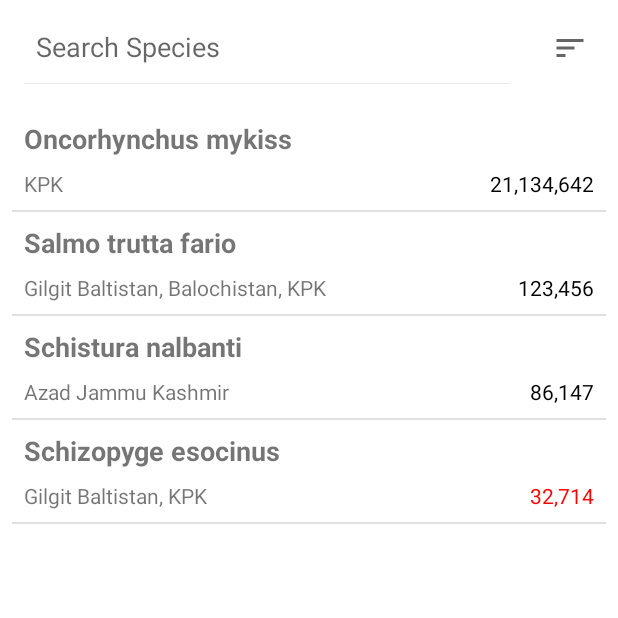
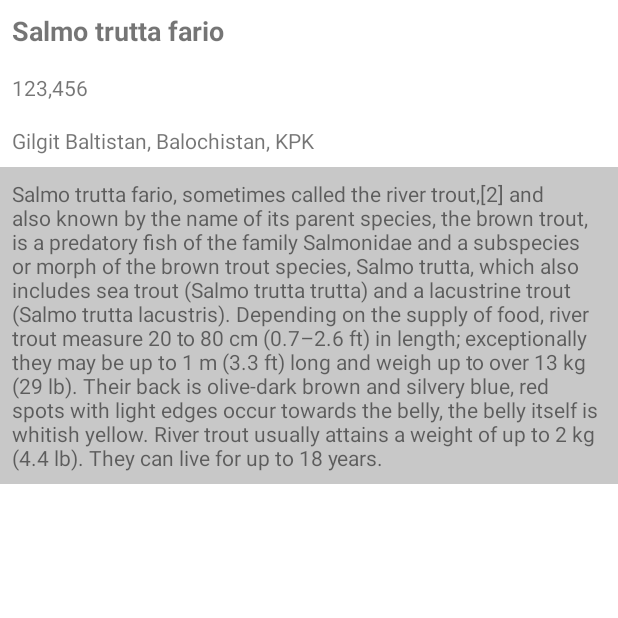
Before and after one commit to mshahidshakeel/LifeBelowWater, an Android app: the screen it shows after launch (MainActivity before the commit, SpecieActivity after it), after a tap on "Salmo trutta fario", on a phone screen of 412 x 824 dp, the top half of it. Run offline under Robolectric (Android 15) with nearby library versions, the phone set to English and light mode, and no system bars; 2 other taps on this screen came first.

Commit message:
Add Specie Profile

```diff
--- a/app/build.gradle
+++ b/app/build.gradle
@@ -33,6 +33,9 @@ dependencies {
     implementation 'androidx.appcompat:appcompat:1.2.0'
     implementation 'com.google.android.material:material:1.2.1'
     implementation 'androidx.constraintlayout:constraintlayout:2.0.4'
+
+    implementation 'com.google.code.gson:gson:2.8.6'
+
     testImplementation 'junit:junit:4.+'
     androidTestImplementation 'androidx.test.ext:junit:1.1.2'
     androidTestImplementation 'androidx.test.espresso:espresso-core:3.3.0'
--- a/app/src/main/AndroidManifest.xml
+++ b/app/src/main/AndroidManifest.xml
@@ -9,6 +9,7 @@
         android:roundIcon="@mipmap/ic_launcher_round"
         android:supportsRtl="true"
         android:theme="@style/Theme.LifeBelowWater">
+        <activity android:name=".SpecieActivity"></activity>
         <activity android:name=".MainActivity">
             <intent-filter>
                 <action android:name="android.intent.action.MAIN" />
--- a/app/src/main/java/com/shahidshakeel/lifebelowwater/MainActivity.java
+++ b/app/src/main/java/com/shahidshakeel/lifebelowwater/MainActivity.java
@@ -8,6 +8,7 @@ import androidx.recyclerview.widget.LinearLayoutManager;
 import androidx.recyclerview.widget.RecyclerView;
 
 import android.annotation.SuppressLint;
+import android.content.Intent;
 import android.os.Bundle;
 import android.view.MotionEvent;
 import android.view.View;
@@ -16,6 +17,7 @@ import android.widget.GridLayout;
 import android.widget.ImageButton;
 import android.widget.Toast;
 
+import com.google.gson.Gson;
 import com.shahidshakeel.lifebelowwater.model.Specie;
 import com.shahidshakeel.lifebelowwater.utils.recyclerview.species.OnSpecieClickListener;
 import com.shahidshakeel.lifebelowwater.utils.recyclerview.species.SpeciesAdapter;
@@ -70,10 +72,15 @@ public class MainActivity extends AppCompatActivity implements OnSpecieClickList
     salmoLocations.add("Balochistan");
     salmoLocations.add("KPK");
     species.add(new Specie("Salmo trutta fario", "N/D", salmoLocations, 123456));
+    species.get(0).setDescription(
+      "Salmo trutta fario, sometimes called the river trout,[2] and also known by the name of its parent species, the brown trout, is a predatory fish of the family Salmonidae and a subspecies or morph of the brown trout species, Salmo trutta, which also includes sea trout (Salmo trutta trutta) and a lacustrine trout (Salmo trutta lacustris). Depending on the supply of food, river trout measure 20 to 80 cm (0.7–2.6 ft) in length; exceptionally they may be up to 1 m (3.3 ft) long and weigh up to over 13 kg (29 lb). Their back is olive-dark brown and silvery blue, red spots with light edges occur towards the belly, the belly itself is whitish yellow. River trout usually attains a weight of up to 2 kg (4.4 lb). They can live for up to 18 years.");
 
     ArrayList<String> mykissLocations = new ArrayList<>();
     mykissLocations.add("KPK");
     species.add(new Specie("Oncorhynchus mykiss", "N/D", mykissLocations, 21134642));
+    species.get(1).setDescription(
+      "The rainbow trout (Oncorhynchus mykiss) is a trout and species of salmonid native to cold-water tributaries of the Pacific Ocean in Asia and North America. The steelhead (sometimes called \"steelhead trout\") is an anadromous (sea-run) form of the coastal rainbow trout (O. m. irideus) or Columbia River redband trout (O. m. gairdneri) that usually returns to fresh water to spawn after living two to three years in the ocean. Freshwater forms that have been introduced into the Great Lakes and migrate into tributaries to spawn are also called steelhead."
+    );
 
     ArrayList<String> schisturaLocations = new ArrayList<>();
     schisturaLocations.add("Azad Jammu Kashmir");
@@ -89,6 +96,8 @@ public class MainActivity extends AppCompatActivity implements OnSpecieClickList
   @SuppressLint("DefaultLocale")
   @Override
   public void onSpecieClick(int position) {
-    Toast.makeText(this, String.format("position: %d, size: %d", position, species.size()), Toast.LENGTH_SHORT).show();
+    Gson gson = new Gson();
+    String specieJson = gson.toJson(species.get(position));
+    startActivity(new Intent(this, SpecieActivity.class).putExtra("SPECIE_JSON", specieJson));
   }
 }
--- /dev/null
+++ b/app/src/main/java/com/shahidshakeel/lifebelowwater/SpecieActivity.java
@@ -0,0 +1,51 @@
+package com.shahidshakeel.lifebelowwater;
+
+import androidx.appcompat.app.AppCompatActivity;
+
+import android.os.Bundle;
+import android.widget.TextView;
+import android.widget.Toast;
+
+import com.google.gson.Gson;
+import com.shahidshakeel.lifebelowwater.model.Specie;
+
+import java.text.NumberFormat;
+import java.util.ArrayList;
+
+public class SpecieActivity extends AppCompatActivity {
+
+  @Override
+  protected void onCreate(Bundle savedInstanceState) {
+    super.onCreate(savedInstanceState);
+    setContentView(R.layout.activity_specie);
+
+    String specieJson = getIntent().getStringExtra("SPECIE_JSON");
+
+    if (specieJson == null || specieJson.isEmpty()) {
+      Toast.makeText(this, "Data Error", Toast.LENGTH_SHORT).show();
+      finish();
+    }
+
+    Gson gson = new Gson();
+    Specie specie = gson.fromJson(specieJson, Specie.class);
+
+    TextView tvSpecieName = findViewById(R.id.tvSpecieName);
+    TextView tvSpeciePopulation = findViewById(R.id.tvSpeciePopulation);
+    TextView tvSpecieLocations = findViewById(R.id.tvSpecieLocations);
+    TextView tvSpecieDescription = findViewById(R.id.tvSpecieDescription);
+
+    tvSpecieName.setText(specie.getName());
+    tvSpeciePopulation.setText(NumberFormat.getInstance().format(specie.getPopulation()));
+
+    StringBuilder specieLocationsBuilder = new StringBuilder();
+    ArrayList<String> specieLocations = specie.getLocations();
+    for (int i = 0; i < specieLocations.size(); ++i) {
+      specieLocationsBuilder.append(specieLocations.get(i));
+      if (i != specieLocations.size() - 1)
+        specieLocationsBuilder.append(", ");
+    }
+    tvSpecieLocations.setText(specieLocationsBuilder.toString());
+
+    tvSpecieDescription.setText(specie.getDescription());
+  }
+}
--- a/app/src/main/java/com/shahidshakeel/lifebelowwater/model/Specie.java
+++ b/app/src/main/java/com/shahidshakeel/lifebelowwater/model/Specie.java
@@ -2,7 +2,7 @@ package com.shahidshakeel.lifebelowwater.model;
 
 import java.util.ArrayList;
 
-public class Specie implements Comparable<Specie>{
+public class Specie implements Comparable<Specie> {
   private String name, description;
   private ArrayList<String> locations;
   private long population;
--- /dev/null
+++ b/app/src/main/res/layout/activity_specie.xml
@@ -0,0 +1,37 @@
+<?xml version="1.0" encoding="utf-8"?>
+<LinearLayout xmlns:android="http://schemas.android.com/apk/res/android"
+    xmlns:app="http://schemas.android.com/apk/res-auto"
+    xmlns:tools="http://schemas.android.com/tools"
+    android:layout_width="match_parent"
+    android:layout_height="match_parent"
+    android:orientation="vertical"
+    tools:context=".SpecieActivity">
+
+    <TextView
+        android:id="@+id/tvSpecieName"
+        android:layout_width="match_parent"
+        android:layout_height="wrap_content"
+        android:padding="8sp"
+        android:textSize="18sp"
+        android:textStyle="bold"/>
+
+    <TextView
+        android:id="@+id/tvSpeciePopulation"
+        android:layout_width="match_parent"
+        android:layout_height="wrap_content"
+        android:padding="8sp" />
+
+    <TextView
+        android:id="@+id/tvSpecieLocations"
+        android:layout_width="match_parent"
+        android:layout_height="wrap_content"
+        android:padding="8sp" />
+
+    <TextView
+        android:id="@+id/tvSpecieDescription"
+        android:layout_width="match_parent"
+        android:layout_height="wrap_content"
+        android:padding="8sp"
+        android:background="#afafafaf"/>
+
+</LinearLayout>
```
